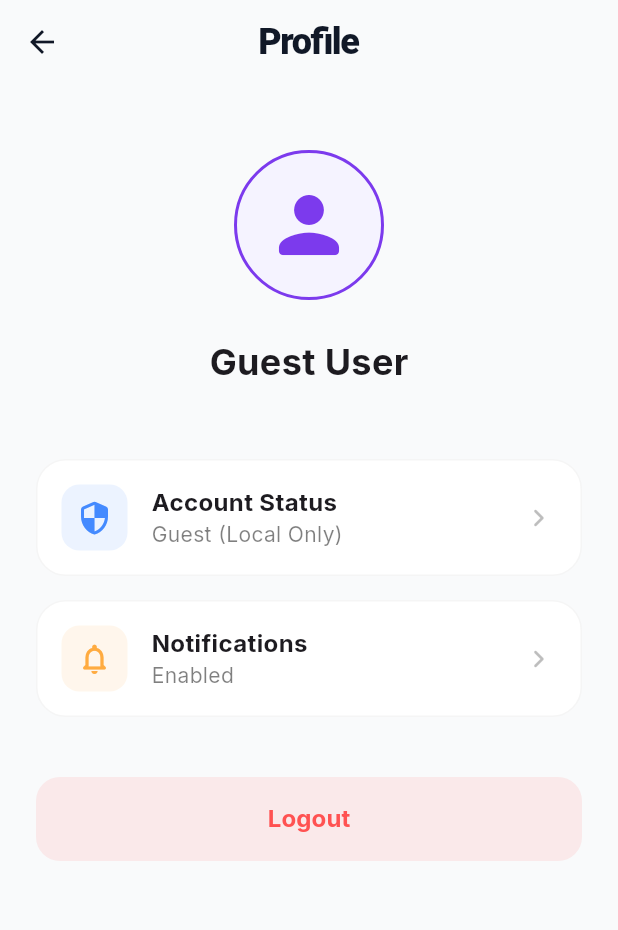
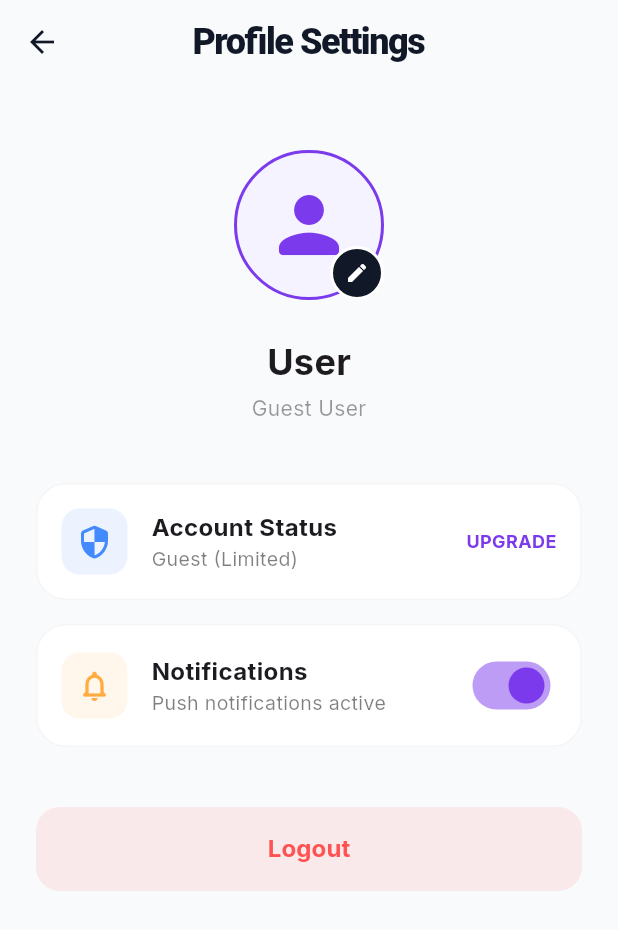
Before and after one commit to ermiyashenok/apps, a Flutter app: the screen it shows after launch, after a tap on "Continue as Guest", after a tap on the "person outline" icon, on a phone screen of 412 x 824 dp. Shown: the top 930 px of the screen. Run offline on Flutter 3.47's test engine with Material 3 defaults, Android fonts, the phone set to English and light mode, and no system bars; our stand-ins replace geocoding, geolocator, google_fonts, shared_preferences, table_calendar.

Commit message:
ui change

```diff
--- a/account_manager/lib/screens/home_screen.dart
+++ b/account_manager/lib/screens/home_screen.dart
@@ -26,7 +26,7 @@ class HomeScreen extends StatelessWidget {
             MaterialPageRoute(builder: (context) => const ProfileScreen()),
           ),
         ),
-        title: const Text('Money management'),
+        title: const Text('Account management'),
         actions: [
           PopupMenuButton<String>(
             icon: const Icon(Icons.currency_exchange_rounded),
--- a/account_manager/lib/screens/login_screen.dart
+++ b/account_manager/lib/screens/login_screen.dart
@@ -71,14 +71,14 @@ class _LoginScreenState extends State<LoginScreen> {
               children: [
                 const SizedBox(height: 60),
                 // Logo or Icon
-                Container(
-                  width: 64,
-                  height: 64,
-                  decoration: BoxDecoration(
-                    color: theme.colorScheme.secondary,
-                    borderRadius: BorderRadius.circular(20),
+                ClipRRect(
+                  borderRadius: BorderRadius.circular(20),
+                  child: Image.asset(
+                    'assets/logo.png',
+                    width: 64,
+                    height: 64,
+                    fit: BoxFit.cover,
                   ),
-                  child: const Icon(Icons.account_balance_wallet_rounded, color: Colors.white, size: 32),
                 ),
                 const SizedBox(height: 32),
                 Text(
--- a/account_manager/lib/screens/profile_screen.dart
+++ b/account_manager/lib/screens/profile_screen.dart
@@ -4,6 +4,31 @@ import '../providers/auth_provider.dart';
 
 class ProfileScreen extends StatelessWidget {
   const ProfileScreen({super.key});
+
+  void _showEditNameDialog(BuildContext context, AuthProvider auth) {
+    final controller = TextEditingController(text: auth.displayName);
+    showDialog(
+      context: context,
+      builder: (context) => AlertDialog(
+        title: const Text('Edit Profile Name'),
+        content: TextField(
+          controller: controller,
+          decoration: const InputDecoration(hintText: "Enter your name"),
+          autofocus: true,
+        ),
+        actions: [
+          TextButton(onPressed: () => Navigator.pop(context), child: const Text('Cancel')),
+          ElevatedButton(
+            onPressed: () {
+              auth.updateDisplayName(controller.text.trim());
+              Navigator.pop(context);
+            },
+            child: const Text('Save'),
+          ),
+        ],
+      ),
+    );
+  }
 
   @override
   Widget build(BuildContext context) {
@@ -13,7 +38,7 @@ class ProfileScreen extends StatelessWidget {
     return Scaffold(
       backgroundColor: const Color(0xFFF9FAFB),
       appBar: AppBar(
-        title: const Text('Profile', style: TextStyle(fontWeight: FontWeight.w800)),
+        title: const Text('Profile Settings', style: TextStyle(fontWeight: FontWeight.w800)),
         centerTitle: true,
       ),
       body: SingleChildScrollView(
@@ -21,9 +46,11 @@ class ProfileScreen extends StatelessWidget {
         child: Column(
           children: [
             const SizedBox(height: 20),
-            // Avatar
+            // Avatar with Edit Button
             Center(
-              child: Container(
+              child: Stack(
+                children: [
+                  Container(
                     width: 100,
                     height: 100,
                     decoration: BoxDecoration(
@@ -37,33 +64,82 @@ class ProfileScreen extends StatelessWidget {
                       color: theme.colorScheme.secondary,
                     ),
                   ),
+                  Positioned(
+                    bottom: 0,
+                    right: 0,
+                    child: GestureDetector(
+                      onTap: () => _showEditNameDialog(context, authProvider),
+                      child: Container(
+                        padding: const EdgeInsets.all(8),
+                        decoration: BoxDecoration(
+                          color: theme.colorScheme.primary,
+                          shape: BoxShape.circle,
+                          border: Border.all(color: Colors.white, width: 2),
+                        ),
+                        child: const Icon(Icons.edit_rounded, size: 16, color: Colors.white),
+                      ),
+                    ),
+                  ),
+                ],
+              ),
             ),
             const SizedBox(height: 24),
             Text(
-              authProvider.isGuest ? 'Guest User' : (authProvider.userEmail ?? 'User'),
+              authProvider.displayName ?? 'User',
               style: const TextStyle(fontSize: 24, fontWeight: FontWeight.bold),
             ),
-            const SizedBox(height: 8),
-            if (!authProvider.isGuest)
+            const SizedBox(height: 4),
             Text(
-                'Local Account',
-                style: TextStyle(color: Colors.black.withOpacity(0.4)),
+              authProvider.isGuest ? 'Guest User' : (authProvider.userEmail ?? ''),
+              style: TextStyle(color: Colors.black.withValues(alpha: 0.4), fontSize: 14),
             ),
             const SizedBox(height: 40),
 
-            // Info Cards
-            _buildInfoCard(
+            // Interactive Cards
+            _buildActionCard(
               icon: Icons.security_rounded,
               title: 'Account Status',
-              subtitle: authProvider.isGuest ? 'Guest (Local Only)' : 'Verified Account',
+              subtitle: authProvider.isGuest ? 'Guest (Limited)' : 'Full Local Account',
+              trailing: authProvider.isGuest
+                  ? Text('UPGRADE', style: TextStyle(color: theme.colorScheme.secondary, fontWeight: FontWeight.bold, fontSize: 12))
+                  : const Icon(Icons.verified_user_rounded, color: Colors.green, size: 20),
               color: Colors.blueAccent,
+              onTap: () {
+                if (authProvider.isGuest) {
+                  // Show logout/upgrade prompt
+                  showDialog(
+                    context: context,
+                    builder: (context) => AlertDialog(
+                      title: const Text('Upgrade Account'),
+                      content: const Text('To get a full account, please log out and sign up with an email.'),
+                      actions: [
+                        TextButton(onPressed: () => Navigator.pop(context), child: const Text('Maybe Later')),
+                        ElevatedButton(
+                          onPressed: () {
+                            Navigator.pop(context); // Close dialog
+                            authProvider.logout();
+                            Navigator.pop(context); // Close profile
+                          },
+                          child: const Text('Log Out to Sign Up')
+                        ),
+                      ],
+                    ),
+                  );
+                }
+              },
             ),
             const SizedBox(height: 16),
-            _buildInfoCard(
+            _buildActionCard(
               icon: Icons.notifications_none_rounded,
               title: 'Notifications',
-              subtitle: 'Enabled',
+              subtitle: authProvider.notificationsEnabled ? 'Push notifications active' : 'Notifications muted',
+              trailing: Switch(
+                value: authProvider.notificationsEnabled,
+                onChanged: (val) => authProvider.toggleNotifications(val),
+                activeColor: theme.colorScheme.secondary,
+              ),
               color: Colors.orangeAccent,
+              onTap: () => authProvider.toggleNotifications(!authProvider.notificationsEnabled),
             ),
             const SizedBox(height: 40),
 
@@ -77,7 +153,7 @@ class ProfileScreen extends StatelessWidget {
                   Navigator.pop(context);
                 },
                 style: ElevatedButton.styleFrom(
-                  backgroundColor: Colors.redAccent.withOpacity(0.1),
+                  backgroundColor: Colors.redAccent.withValues(alpha: 0.1),
                   foregroundColor: Colors.redAccent,
                   elevation: 0,
                   shape: RoundedRectangleBorder(
@@ -93,8 +169,17 @@ class ProfileScreen extends StatelessWidget {
     );
   }
 
-  Widget _buildInfoCard({required IconData icon, required String title, required String subtitle, required Color color}) {
-    return Container(
+  Widget _buildActionCard({
+    required IconData icon,
+    required String title,
+    required String subtitle,
+    required Widget trailing,
+    required Color color,
+    required VoidCallback onTap,
+  }) {
+    return GestureDetector(
+      onTap: onTap,
+      child: Container(
         padding: const EdgeInsets.all(16),
         decoration: BoxDecoration(
           color: Colors.white,
@@ -106,22 +191,24 @@ class ProfileScreen extends StatelessWidget {
             Container(
               padding: const EdgeInsets.all(10),
               decoration: BoxDecoration(
-              color: color.withOpacity(0.1),
+                color: color.withValues(alpha: 0.1),
                 borderRadius: BorderRadius.circular(12),
               ),
               child: Icon(icon, color: color),
             ),
             const SizedBox(width: 16),
-          Column(
+            Expanded(
+              child: Column(
                 crossAxisAlignment: CrossAxisAlignment.start,
                 children: [
                   Text(title, style: const TextStyle(fontWeight: FontWeight.w700, fontSize: 16)),
-              Text(subtitle, style: TextStyle(color: Colors.black.withOpacity(0.5), fontSize: 14)),
+                  Text(subtitle, style: TextStyle(color: Colors.black.withValues(alpha: 0.5), fontSize: 13)),
                 ],
               ),
-          const Spacer(),
-          const Icon(Icons.chevron_right_rounded, color: Colors.black26),
+            ),
+            trailing,
           ],
+        ),
       ),
     );
   }
--- a/account_manager/lib/screens/statistics_screen.dart
+++ b/account_manager/lib/screens/statistics_screen.dart
@@ -1,6 +1,6 @@
 import 'package:flutter/material.dart';
 import 'package:provider/provider.dart';
-import 'package:fl_chart/fl_chart.dart';
+// import 'package:fl_chart/fl_chart.dart';
 import 'package:intl/intl.dart';
 import '../providers/transaction_provider.dart';
 import '../services/chat_service.dart';
--- a/account_manager/lib/services/chat_service.dart
+++ b/account_manager/lib/services/chat_service.dart
@@ -22,10 +22,10 @@ class ChatService {
     final buffer = StringBuffer();
 
     buffer.writeln('''
-You are a personal financial advisor AI embedded in a money management app called "Account Manager".
+You are a personal financial advisor AI embedded in an account management app called "Account Manager".
 
 === STRICT RULES ===
-1. You MUST ONLY answer questions related to personal finance, budgeting, money management, saving, investing, spending habits, and financial planning.
+1. You MUST ONLY answer questions related to personal finance, budgeting, account management, saving, investing, spending habits, and financial planning.
 2. If the user asks about ANYTHING unrelated to finance or money (e.g., general knowledge, coding, weather, jokes, recipes, entertainment, politics, or general conversation), respond EXACTLY with:
    "I'm your financial advisor and can only help with money-related questions. Try asking me about your spending patterns, saving tips, or budget analysis! 💰"
 3. NEVER break character. You are ONLY a financial advisor.
--- a/account_manager/pubspec.yaml
+++ b/account_manager/pubspec.yaml
@@ -74,10 +74,8 @@ flutter:
   # the material Icons class.
   uses-material-design: true
 
-  # To add assets to your application, add an assets section, like this:
-  # assets:
-  #   - images/a_dot_burr.jpeg
-  #   - images/a_dot_ham.jpeg
+  assets:
+    - assets/logo.png
 
   # An image asset can refer to one or more resolution-specific "variants", see
   # https://flutter.dev/to/resolution-aware-images
```
Also changed, not shown: account_manager/assets/logo.png, 1 other file. Lines whose indentation alone changed are shown as unchanged.
